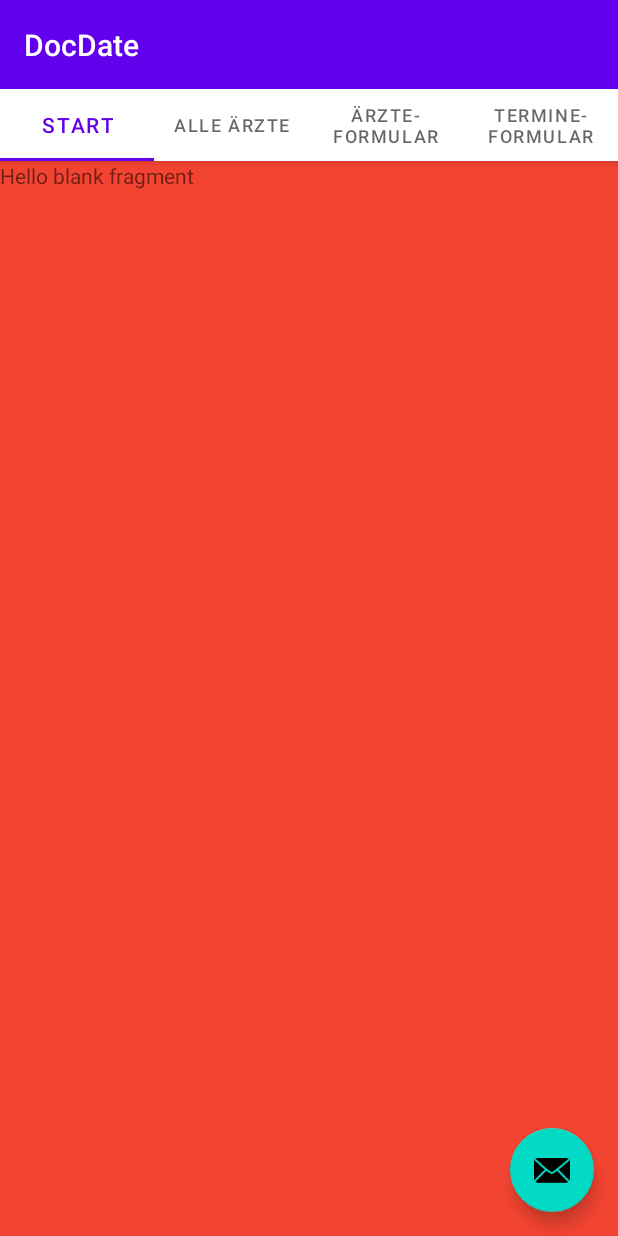
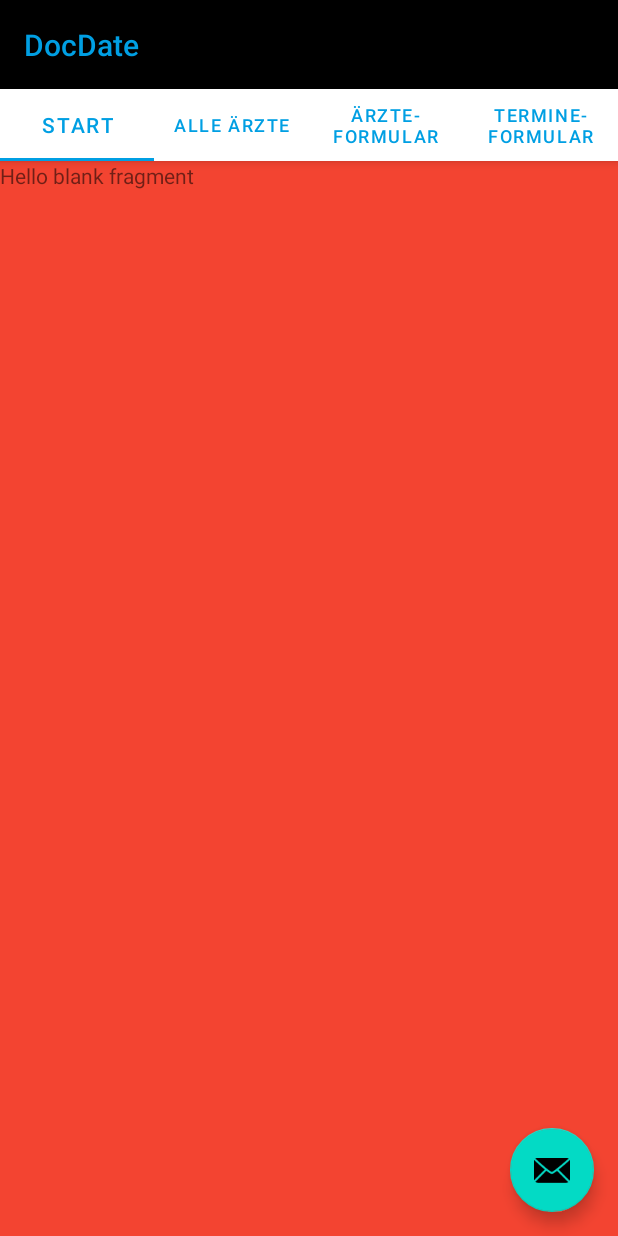
Before and after one commit to adamkhalil1/DocDate-Android-, an Android app: the screen it shows after launch (MainActivity), on a phone screen of 412 x 824 dp. Run offline under Robolectric (Android 15) with nearby library versions, the phone set to English and light mode, and no system bars.

Commit message:
Menubar colors changed

```diff
--- a/app/src/main/res/layout/activity_main.xml
+++ b/app/src/main/res/layout/activity_main.xml
@@ -7,8 +7,10 @@
     tools:context=".MainActivity">
 
     <com.google.android.material.appbar.AppBarLayout
+        android:id="@+id/appBarLayout"
         android:layout_width="match_parent"
         android:layout_height="wrap_content"
+        android:background="@color/black"
         android:theme="@style/Theme.DocDate.AppBarOverlay">
 
         <TextView
@@ -19,12 +21,17 @@
             android:minHeight="?actionBarSize"
             android:padding="@dimen/appbar_padding"
             android:text="@string/app_name"
-            android:textAppearance="@style/TextAppearance.Widget.AppCompat.Toolbar.Title" />
+            android:textAppearance="@style/TextAppearance.Widget.AppCompat.Toolbar.Title"
+            android:textColor="#009FE3" />
 
         <com.google.android.material.tabs.TabLayout
             android:id="@+id/tabs"
             android:layout_width="match_parent"
-            android:layout_height="wrap_content" />
+            android:layout_height="wrap_content"
+            app:tabIconTint="@color/blue"
+            app:tabIndicatorColor="#009FE3"
+            app:tabTextColor="#009FE3" />
+
     </com.google.android.material.appbar.AppBarLayout>
 
     <androidx.viewpager.widget.ViewPager
@@ -41,4 +48,5 @@
         android:layout_marginEnd="@dimen/fab_margin"
         android:layout_marginBottom="16dp"
         app:srcCompat="@android:drawable/ic_dialog_email" />
+
 </androidx.coordinatorlayout.widget.CoordinatorLayout>
--- a/app/src/main/res/values/colors.xml
+++ b/app/src/main/res/values/colors.xml
@@ -1,5 +1,6 @@
 <?xml version="1.0" encoding="utf-8"?>
 <resources>
+    <color name="blue">#009FE3</color>
     <color name="purple_200">#FFBB86FC</color>
     <color name="purple_500">#FF6200EE</color>
     <color name="purple_700">#FF3700B3</color>
```
